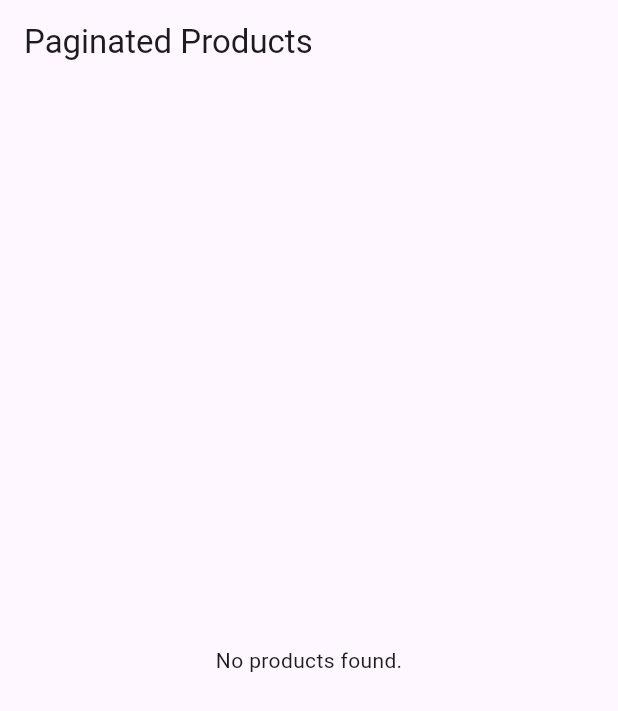
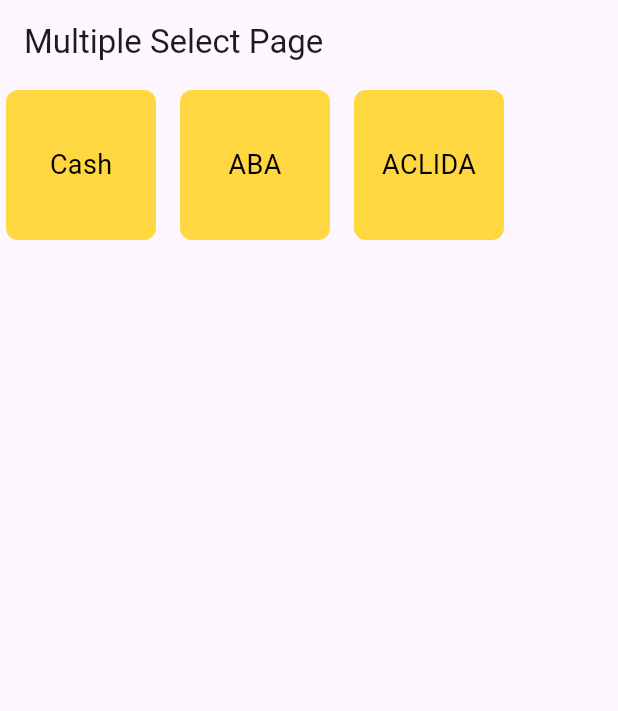
Before and after one commit to VengAnn/flutter_components, a Flutter app: the first screen one second after launch, on a phone screen of 412 x 824 dp. Shown: the top 711 px of the screen. Run offline on Flutter 3.47's test engine with Material 3 defaults, Android fonts, the phone set to English and light mode, and no system bars; our stand-ins replace dio, infinite_scroll_pagination.

Commit message:
2 commit

```diff
--- a/lib/main.dart
+++ b/lib/main.dart
@@ -1,6 +1,6 @@
 import 'package:flutter/material.dart';
 
-import 'pages/use_paginate_page.dart';
+import 'pages/mutiple_select__page.dart';
 
 void main() {
   runApp(const MyApp());
@@ -13,12 +13,13 @@ class MyApp extends StatelessWidget {
   Widget build(BuildContext context) {
     return MaterialApp(
       debugShowCheckedModeBanner: false,
-      title: 'Flutter ',
+      title: 'Flutter',
       // home: TabBarWidget(),
-      home: const UsePaginatePage(),
+      // home: const UsePaginatePage(),
       // home: TestUseCustomDropDown(),
       // home: NestedScrollViewExample(),
       // home: CustomScrollViewWithTabsExample(),
+      home: const MutipleSelectPage(),
     );
   }
 }
--- /dev/null
+++ b/lib/pages/mutiple_select__page.dart
@@ -0,0 +1,96 @@
+import 'package:flutter/material.dart';
+
+class MutipleSelectPage extends StatefulWidget {
+  const MutipleSelectPage({super.key});
+
+  @override
+  State<MutipleSelectPage> createState() => _MutipleSelectPageState();
+}
+
+class _MutipleSelectPageState extends State<MutipleSelectPage> {
+  final List<String> itemsMutiple = ['Cash', 'ABA', 'ACLIDA'];
+  final Set<String> selectedItems = {};
+
+  void toggleSelection(String item) {
+    setState(() {
+      // debugPrint('toggle :${selectedItems.contains(item)}');
+
+      if (selectedItems.contains(item)) {
+        selectedItems.remove(item);
+      } else {
+        selectedItems.add(item);
+      }
+    });
+  }
+
+  @override
+  Widget build(BuildContext context) {
+    return Scaffold(
+      appBar: AppBar(title: const Text('Multiple Select Page')),
+      body: Column(
+        children: [
+          //
+          Wrap(
+            runSpacing: 8.0,
+            spacing: 8.0,
+            direction: Axis.horizontal,
+            children: itemsMutiple.map((item) {
+              return MySelectableContainer(
+                title: item,
+                isSelected: selectedItems.contains(item),
+                onTap: () => toggleSelection(item),
+              );
+            }).toList(),
+          ),
+        ],
+      ),
+    );
+  }
+}
+
+//
+class MySelectableContainer extends StatelessWidget {
+  final String title;
+  final VoidCallback onTap;
+  final bool isSelected;
+
+  const MySelectableContainer({
+    super.key,
+    required this.title,
+    required this.onTap,
+    required this.isSelected,
+  });
+
+  @override
+  Widget build(BuildContext context) {
+    return GestureDetector(
+      onTap: onTap,
+      child: Container(
+        width: 100,
+        height: 100,
+        margin: const EdgeInsets.all(4.0),
+        decoration: BoxDecoration(
+          color: isSelected
+              // ignore: deprecated_member_use
+              ? Colors.blueAccent.withOpacity(0.3)
+              : Colors.amberAccent,
+          border: Border.all(
+            color: isSelected ? Colors.blue : Colors.transparent,
+            width: 2,
+          ),
+          borderRadius: BorderRadius.circular(8),
+        ),
+        child: Center(
+          child: Text(
+            title,
+            style: TextStyle(
+              fontSize: 18,
+              color: isSelected ? Colors.blue[800] : Colors.black,
+              fontWeight: isSelected ? FontWeight.bold : FontWeight.normal,
+            ),
+          ),
+        ),
+      ),
+    );
+  }
+}
```
